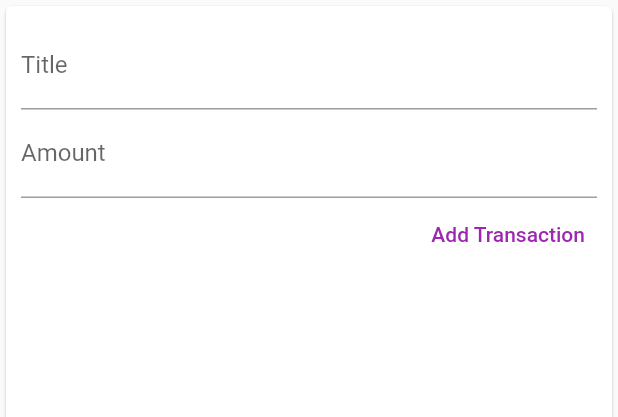
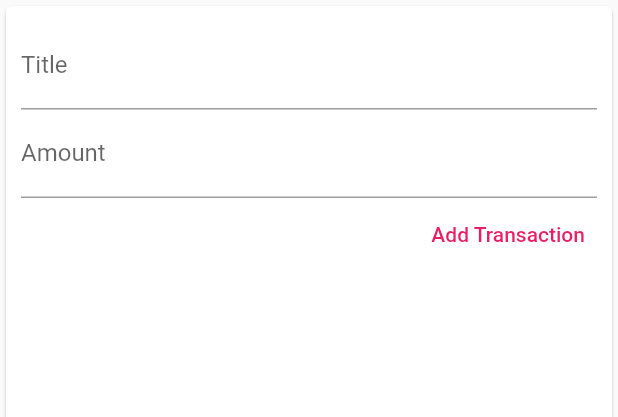
Before and after one commit to minhkwan/personal-expense, a Flutter app: the NewTransaction widget shown alone on an empty page, opened directly with empty values, after a tap on "Add Transaction", on a phone screen of 412 x 824 dp. Shown: the top 417 px of the screen. Run offline on Flutter 3.47's test engine with Material 2 defaults, Android fonts, the phone set to English and light mode, and no system bars.

Commit message:
Work in progress

```diff
--- a/personal_expense/lib/widgets/new_transaction.dart
+++ b/personal_expense/lib/widgets/new_transaction.dart
@@ -1,14 +1,23 @@
 import 'package:flutter/material.dart';
 
-class NewTransaction extends StatelessWidget {
+class NewTransaction extends StatefulWidget {
   late final Function createTrans;
-  final titleController = TextEditingController();
-  final amountController = TextEditingController();
 
   NewTransaction(this.createTrans);
 
+  @override
+  State<NewTransaction> createState() => _NewTransactionState();
+}
+
+class _NewTransactionState extends State<NewTransaction> {
+  final titleController = TextEditingController();
+
+  final amountController = TextEditingController();
+
   void submitData() {
-    createTrans(titleController.text, double.parse(amountController.text));
+    widget.createTrans(
+        titleController.text, double.parse(amountController.text));
+    Navigator.pop(context);
   }
 
   @override
@@ -32,7 +41,7 @@ class NewTransaction extends StatelessWidget {
             ),
             TextButton(
               style: TextButton.styleFrom(
-                foregroundColor: Colors.purple,
+                foregroundColor: Theme.of(context).primaryColor,
               ),
               onPressed: submitData,
               child: const Text('Add Transaction'),
```
Also changed, not shown: personal_expense/lib/main.dart (+57 -8 lines), personal_expense/lib/widgets/transaction_list.dart (+6 -10 lines), personal_expense/lib/widgets/user_transaction.dart (deleted, +0 -33 lines), personal_expense/pubspec.yaml (+6 -6 lines), personal_expense/assets/fonts/OpenSans-Bold.ttf (added), personal_expense/assets/fonts/OpenSans-Regular.ttf (added), personal_expense/assets/fonts/Quicksand-Bold.ttf (added), personal_expense/assets/fonts/Quicksand-Light.ttf (added), personal_expense/assets/fonts/Quicksand-Medium.ttf (added), personal_expense/assets/fonts/Quicksand-Regular.ttf (added).
